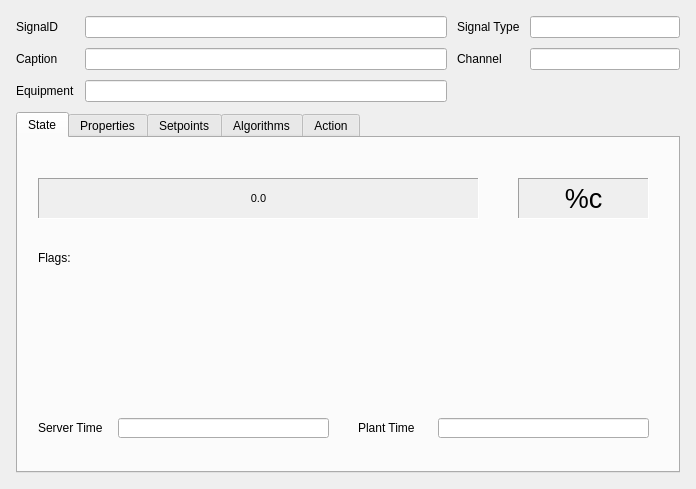
The window that Monitor/DialogSignalInfo.ui (whiteman-kr/u7set) describes before a commit, drawn with Qt 5.
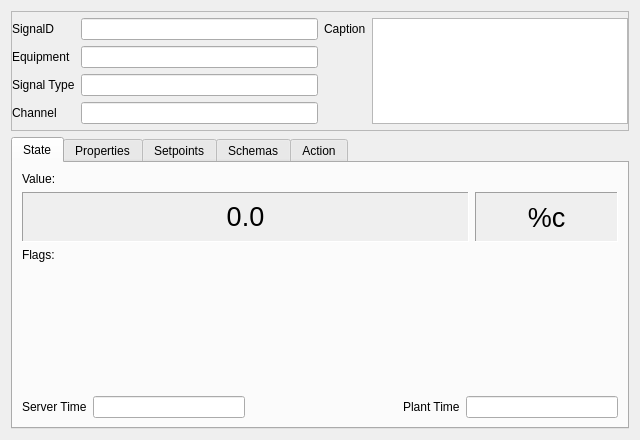
The same window after the commit. Custom widgets are drawn as their Qt base class.

Commit message: RPCT-2386, Monitor: added Schemas tab on DialogSignalInfo, added dialog resizing

```diff
--- a/Monitor/DialogSignalInfo.ui
+++ b/Monitor/DialogSignalInfo.ui
@@ -6,26 +6,14 @@
    <rect>
     <x>0</x>
     <y>0</y>
-    <width>696</width>
-    <height>489</height>
+    <width>640</width>
+    <height>440</height>
    </rect>
   </property>
-  <property name="sizePolicy">
-   <sizepolicy hsizetype="Fixed" vsizetype="Fixed">
-    <horstretch>0</horstretch>
-    <verstretch>0</verstretch>
-   </sizepolicy>
-  </property>
   <property name="minimumSize">
    <size>
-    <width>696</width>
-    <height>489</height>
-   </size>
-  </property>
-  <property name="maximumSize">
-   <size>
-    <width>696</width>
-    <height>489</height>
+    <width>640</width>
+    <height>440</height>
    </size>
   </property>
   <property name="windowTitle">
@@ -34,59 +22,39 @@
   <property name="sizeGripEnabled">
    <bool>false</bool>
   </property>
-  <layout class="QVBoxLayout" name="verticalLayout_2">
-   <item>
-    <layout class="QVBoxLayout" name="verticalLayout">
-     <property name="spacing">
-      <number>10</number>
+  <layout class="QGridLayout" name="gridLayout_6">
+   <item row="0" column="0">
+    <widget class="QFrame" name="frame">
+     <property name="maximumSize">
+      <size>
+       <width>16777215</width>
+       <height>120</height>
+      </size>
      </property>
+     <property name="frameShape">
+      <enum>QFrame::StyledPanel</enum>
+     </property>
+     <property name="frameShadow">
+      <enum>QFrame::Raised</enum>
+     </property>
+     <layout class="QGridLayout" name="gridLayout_7">
      <property name="leftMargin">
-      <number>5</number>
+       <number>0</number>
      </property>
      <property name="topMargin">
-      <number>5</number>
+       <number>0</number>
      </property>
      <property name="rightMargin">
-      <number>5</number>
+       <number>0</number>
      </property>
      <property name="bottomMargin">
-      <number>5</number>
-     </property>
-     <item>
-      <layout class="QGridLayout" name="gridLayout" rowstretch="0,0,0" columnstretch="0,1,0,0">
-       <item row="0" column="1">
-        <widget class="QLineEdit" name="editCustomAppID">
-         <property name="font">
-          <font>
-           <pointsize>8</pointsize>
-           <weight>75</weight>
-           <bold>true</bold>
-          </font>
-         </property>
-         <property name="acceptDrops">
-          <bool>false</bool>
-         </property>
-         <property name="readOnly">
-          <bool>true</bool>
-         </property>
-        </widget>
-       </item>
-       <item row="0" column="3">
-        <widget class="QLineEdit" name="editSignalType">
-         <property name="minimumSize">
-          <size>
-           <width>150</width>
-           <height>0</height>
-          </size>
-         </property>
-         <property name="acceptDrops">
-          <bool>false</bool>
-         </property>
-         <property name="readOnly">
-          <bool>true</bool>
-         </property>
-        </widget>
-       </item>
+       <number>0</number>
+      </property>
+      <item row="0" column="0">
+       <layout class="QGridLayout" name="gridLayout">
+        <property name="verticalSpacing">
+         <number>6</number>
+        </property>
        <item row="0" column="0">
         <widget class="QLabelAppSignalDragAndDrop" name="signalIdLabel">
          <property name="text">
@@ -94,21 +62,41 @@
          </property>
         </widget>
        </item>
+        <item row="0" column="1">
+         <widget class="QLineEdit" name="editCustomAppID">
+          <property name="font">
+           <font>
+            <pointsize>8</pointsize>
+            <weight>75</weight>
+            <bold>true</bold>
+           </font>
+          </property>
+          <property name="acceptDrops">
+           <bool>false</bool>
+          </property>
+          <property name="readOnly">
+           <bool>true</bool>
+          </property>
+         </widget>
+        </item>
        <item row="0" column="2">
-        <widget class="QLabel" name="signalTypeLabel">
-         <property name="text">
-          <string>Signal Type</string>
-         </property>
-        </widget>
-       </item>
-       <item row="1" column="0">
         <widget class="QLabelAppSignalDragAndDrop" name="captionLabel">
          <property name="text">
           <string>Caption</string>
          </property>
         </widget>
        </item>
-       <item row="2" column="0">
+        <item row="0" column="3" rowspan="4">
+         <widget class="QPlainTextEdit" name="editCaption">
+          <property name="font">
+           <font>
+            <weight>75</weight>
+            <bold>true</bold>
+           </font>
+          </property>
+         </widget>
+        </item>
+        <item row="1" column="0">
         <widget class="QLabel" name="equipmentLabel">
          <property name="text">
           <string>Equipment</string>
@@ -116,23 +104,6 @@
         </widget>
        </item>
        <item row="1" column="1">
-        <widget class="QLineEdit" name="editCaption">
-         <property name="font">
-          <font>
-           <pointsize>8</pointsize>
-           <weight>75</weight>
-           <bold>true</bold>
-          </font>
-         </property>
-         <property name="acceptDrops">
-          <bool>false</bool>
-         </property>
-         <property name="readOnly">
-          <bool>true</bool>
-         </property>
-        </widget>
-       </item>
-       <item row="2" column="1">
         <widget class="QLineEdit" name="editEquipment">
          <property name="font">
           <font>
@@ -149,14 +120,37 @@
          </property>
         </widget>
        </item>
-       <item row="1" column="2">
+        <item row="2" column="0">
+         <widget class="QLabel" name="signalTypeLabel">
+          <property name="text">
+           <string>Signal Type</string>
+          </property>
+         </widget>
+        </item>
+        <item row="2" column="1">
+         <widget class="QLineEdit" name="editSignalType">
+          <property name="minimumSize">
+           <size>
+            <width>150</width>
+            <height>0</height>
+           </size>
+          </property>
+          <property name="acceptDrops">
+           <bool>false</bool>
+          </property>
+          <property name="readOnly">
+           <bool>true</bool>
+          </property>
+         </widget>
+        </item>
+        <item row="3" column="0">
         <widget class="QLabel" name="channeLabel">
          <property name="text">
           <string>Channel</string>
          </property>
         </widget>
        </item>
-       <item row="1" column="3">
+        <item row="3" column="1">
         <widget class="QLineEdit" name="editChannel">
          <property name="acceptDrops">
           <bool>false</bool>
@@ -168,8 +162,17 @@
        </item>
       </layout>
      </item>
-     <item>
+     </layout>
+    </widget>
+   </item>
+   <item row="1" column="0">
       <widget class="QTabWidget" name="tabWidget">
+     <property name="sizePolicy">
+      <sizepolicy hsizetype="Expanding" vsizetype="Preferred">
+       <horstretch>0</horstretch>
+       <verstretch>0</verstretch>
+      </sizepolicy>
+     </property>
        <property name="styleSheet">
         <string notr="true"/>
        </property>
@@ -198,18 +201,71 @@
         <attribute name="title">
          <string>State</string>
         </attribute>
+      <layout class="QGridLayout" name="gridLayout_3">
+       <item row="6" column="0">
+        <layout class="QHBoxLayout" name="horizontalLayout">
+         <item>
+          <widget class="QLabel" name="localTimeLable">
+           <property name="text">
+            <string>Server Time</string>
+           </property>
+          </widget>
+         </item>
+         <item>
+          <widget class="QLineEdit" name="editLocalTime">
+           <property name="readOnly">
+            <bool>true</bool>
+           </property>
+          </widget>
+         </item>
+         <item>
+          <spacer name="horizontalSpacer">
+           <property name="orientation">
+            <enum>Qt::Horizontal</enum>
+           </property>
+           <property name="sizeHint" stdset="0">
+            <size>
+             <width>40</width>
+             <height>20</height>
+            </size>
+           </property>
+          </spacer>
+         </item>
+         <item>
+          <widget class="QLabel" name="plantTimeLabel">
+           <property name="text">
+            <string>Plant Time</string>
+           </property>
+          </widget>
+         </item>
+         <item>
+          <widget class="QLineEdit" name="editPlantTime">
+           <property name="readOnly">
+            <bool>true</bool>
+           </property>
+          </widget>
+         </item>
+        </layout>
+       </item>
+       <item row="1" column="0">
+        <layout class="QHBoxLayout" name="horizontalLayout_2">
+         <item>
         <widget class="QLabel" name="labelValue">
-         <property name="geometry">
-          <rect>
-           <x>20</x>
-           <y>40</y>
-           <width>441</width>
-           <height>41</height>
-          </rect>
+           <property name="sizePolicy">
+            <sizepolicy hsizetype="Preferred" vsizetype="Preferred">
+             <horstretch>25</horstretch>
+             <verstretch>0</verstretch>
+            </sizepolicy>
+           </property>
+           <property name="minimumSize">
+            <size>
+             <width>0</width>
+             <height>50</height>
+            </size>
          </property>
          <property name="font">
           <font>
-           <pointsize>8</pointsize>
+             <pointsize>20</pointsize>
           </font>
          </property>
          <property name="autoFillBackground">
@@ -231,14 +287,14 @@
           <bool>true</bool>
          </property>
         </widget>
+         </item>
+         <item>
         <widget class="QLabel" name="labelStrUnit">
-         <property name="geometry">
-          <rect>
-           <x>500</x>
-           <y>40</y>
-           <width>131</width>
-           <height>41</height>
-          </rect>
+           <property name="sizePolicy">
+            <sizepolicy hsizetype="Preferred" vsizetype="Preferred">
+             <horstretch>8</horstretch>
+             <verstretch>0</verstretch>
+            </sizepolicy>
          </property>
          <property name="font">
           <font>
@@ -261,81 +317,59 @@
           <set>Qt::AlignCenter</set>
          </property>
         </widget>
+         </item>
+        </layout>
+       </item>
+       <item row="5" column="0">
+        <spacer name="verticalSpacer">
+         <property name="orientation">
+          <enum>Qt::Vertical</enum>
+         </property>
+         <property name="sizeHint" stdset="0">
+          <size>
+           <width>20</width>
+           <height>30</height>
+          </size>
+         </property>
+        </spacer>
+       </item>
+       <item row="0" column="0">
+        <widget class="QLabel" name="flagsLabel_2">
+         <property name="sizePolicy">
+          <sizepolicy hsizetype="Preferred" vsizetype="Preferred">
+           <horstretch>5</horstretch>
+           <verstretch>0</verstretch>
+          </sizepolicy>
+         </property>
+         <property name="text">
+          <string>Value:</string>
+         </property>
+        </widget>
+       </item>
+       <item row="3" column="0">
         <widget class="QLabel" name="flagsLabel">
-         <property name="geometry">
-          <rect>
-           <x>20</x>
-           <y>110</y>
-           <width>271</width>
-           <height>20</height>
-          </rect>
+         <property name="sizePolicy">
+          <sizepolicy hsizetype="Preferred" vsizetype="Preferred">
+           <horstretch>5</horstretch>
+           <verstretch>0</verstretch>
+          </sizepolicy>
          </property>
          <property name="text">
           <string>Flags:</string>
          </property>
         </widget>
-        <widget class="QWidget" name="widgetFlags" native="true">
-         <property name="geometry">
-          <rect>
-           <x>20</x>
-           <y>140</y>
-           <width>611</width>
-           <height>81</height>
-          </rect>
+       </item>
+       <item row="4" column="0">
+        <widget class="SignalFlagsWidget" name="widgetFlags" native="true">
+         <property name="minimumSize">
+          <size>
+           <width>0</width>
+           <height>50</height>
+          </size>
          </property>
         </widget>
-        <widget class="QLabel" name="localTimeLable">
-         <property name="geometry">
-          <rect>
-           <x>20</x>
-           <y>280</y>
-           <width>71</width>
-           <height>20</height>
-          </rect>
-         </property>
-         <property name="text">
-          <string>Server Time</string>
-         </property>
-        </widget>
-        <widget class="QLabel" name="plantTimeLabel">
-         <property name="geometry">
-          <rect>
-           <x>340</x>
-           <y>280</y>
-           <width>71</width>
-           <height>20</height>
-          </rect>
-         </property>
-         <property name="text">
-          <string>Plant Time</string>
-         </property>
-        </widget>
-        <widget class="QLineEdit" name="editLocalTime">
-         <property name="geometry">
-          <rect>
-           <x>100</x>
-           <y>280</y>
-           <width>211</width>
-           <height>20</height>
-          </rect>
-         </property>
-         <property name="readOnly">
-          <bool>true</bool>
-         </property>
-        </widget>
-        <widget class="QLineEdit" name="editPlantTime">
-         <property name="geometry">
-          <rect>
-           <x>420</x>
-           <y>280</y>
-           <width>211</width>
-           <height>20</height>
-          </rect>
-         </property>
-         <property name="readOnly">
-          <bool>true</bool>
-         </property>
-        </widget>
+       </item>
+      </layout>
        </widget>
        <widget class="QWidget" name="tabProperties">
         <attribute name="title">
@@ -370,11 +404,26 @@
         <attribute name="title">
          <string>Setpoints</string>
         </attribute>
-       </widget>
-       <widget class="QWidget" name="tabAlgorithms">
+      <layout class="QGridLayout" name="gridLayout_4"/>
+     </widget>
+     <widget class="QWidget" name="tabSchemas">
         <attribute name="title">
-         <string>Algorithms</string>
-        </attribute>
+       <string>Schemas</string>
+      </attribute>
+      <layout class="QGridLayout" name="gridLayout_5">
+       <item row="0" column="0">
+        <widget class="QTreeWidget" name="treeSchemas">
+         <property name="rootIsDecorated">
+          <bool>true</bool>
+         </property>
+         <column>
+          <property name="text">
+           <string notr="true">1</string>
+          </property>
+         </column>
+        </widget>
+       </item>
+      </layout>
        </widget>
        <widget class="QWidget" name="tabAction">
         <attribute name="title">
@@ -384,8 +433,6 @@
       </widget>
      </item>
     </layout>
-   </item>
-  </layout>
  </widget>
  <customwidgets>
   <customwidget>
@@ -393,6 +440,12 @@
    <extends>QLabel</extends>
    <header location="global">DialogSignalInfo.h</header>
   </customwidget>
+  <customwidget>
+   <class>SignalFlagsWidget</class>
+   <extends>QWidget</extends>
+   <header>DialogSignalInfo.h</header>
+   <container>1</container>
+  </customwidget>
  </customwidgets>
  <tabstops>
   <tabstop>editCustomAppID</tabstop>
```
Left out of the diff: 30 changed lines with no effect on the pictures. Lines whose indentation alone changed are shown as unchanged. The commit also changes 11 other files.
